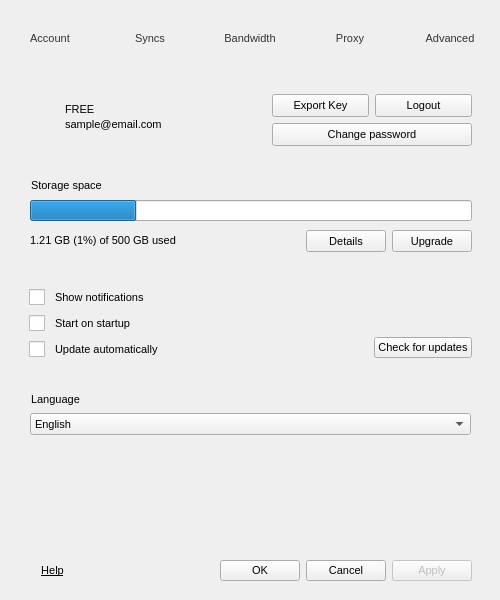
The window that src/MEGASync/gui/win/SettingsDialog.ui (meganz/MEGAsync) describes before a commit, drawn with Qt 5.
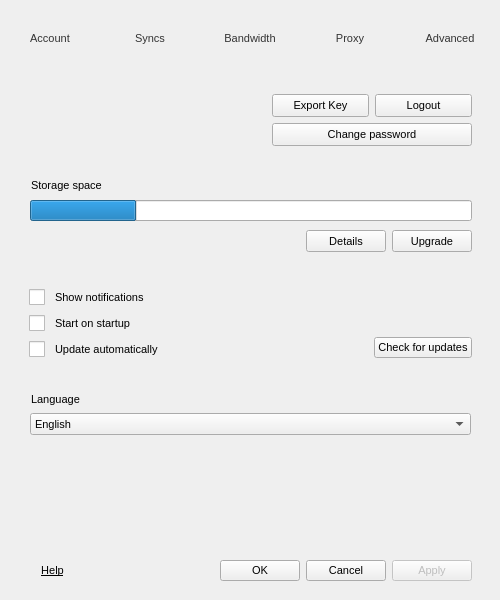
The same window after the commit. Icons and pictures are not drawn.

Commit message: Remove sample labels

Diff of the .ui file:
```diff
--- a/src/MEGASync/gui/win/SettingsDialog.ui
+++ b/src/MEGASync/gui/win/SettingsDialog.ui
@@ -797,7 +797,7 @@
                    <enum>Qt::StrongFocus</enum>
                   </property>
                   <property name="text">
-                   <string>FREE</string>
+                   <string/>
                   </property>
                  </widget>
                 </item>
@@ -849,7 +849,7 @@
                    <enum>Qt::StrongFocus</enum>
                   </property>
                   <property name="text">
-                   <string notr="true">sample@email.com</string>
+                   <string notr="true"/>
                   </property>
                  </widget>
                 </item>
@@ -1226,7 +1226,7 @@
 </string>
                </property>
                <property name="text">
-                <string notr="true">1.21 GB (1%) of 500 GB used</string>
+                <string notr="true"/>
                </property>
               </widget>
              </item>
```
The commit also changes 2 other files.
